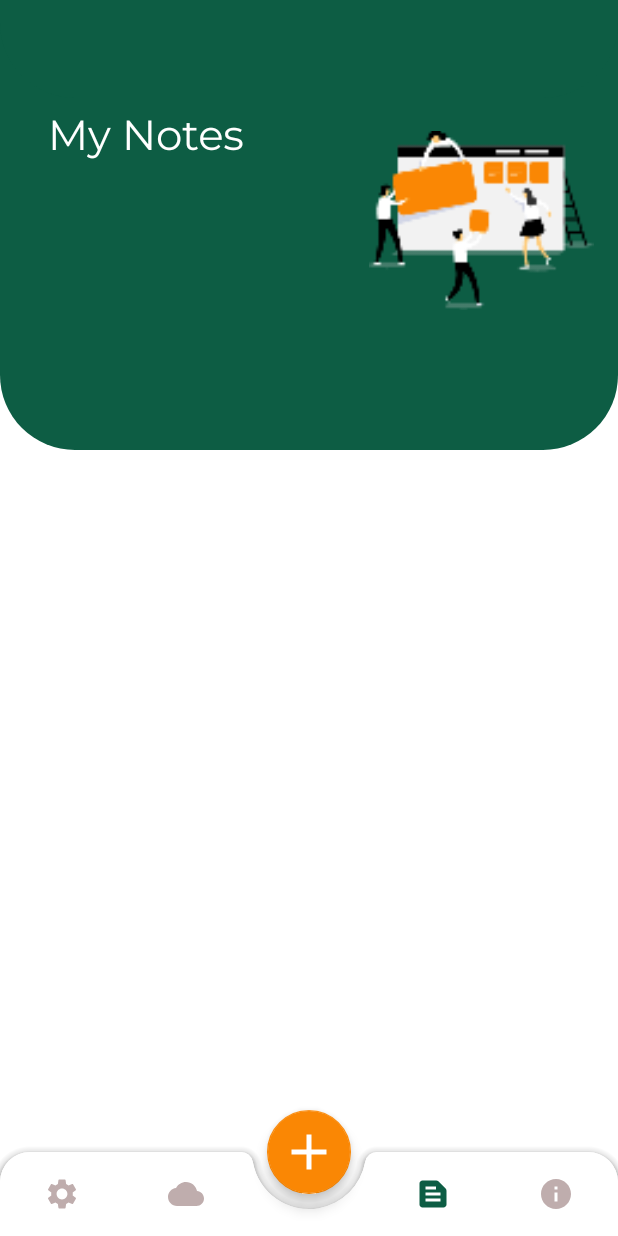
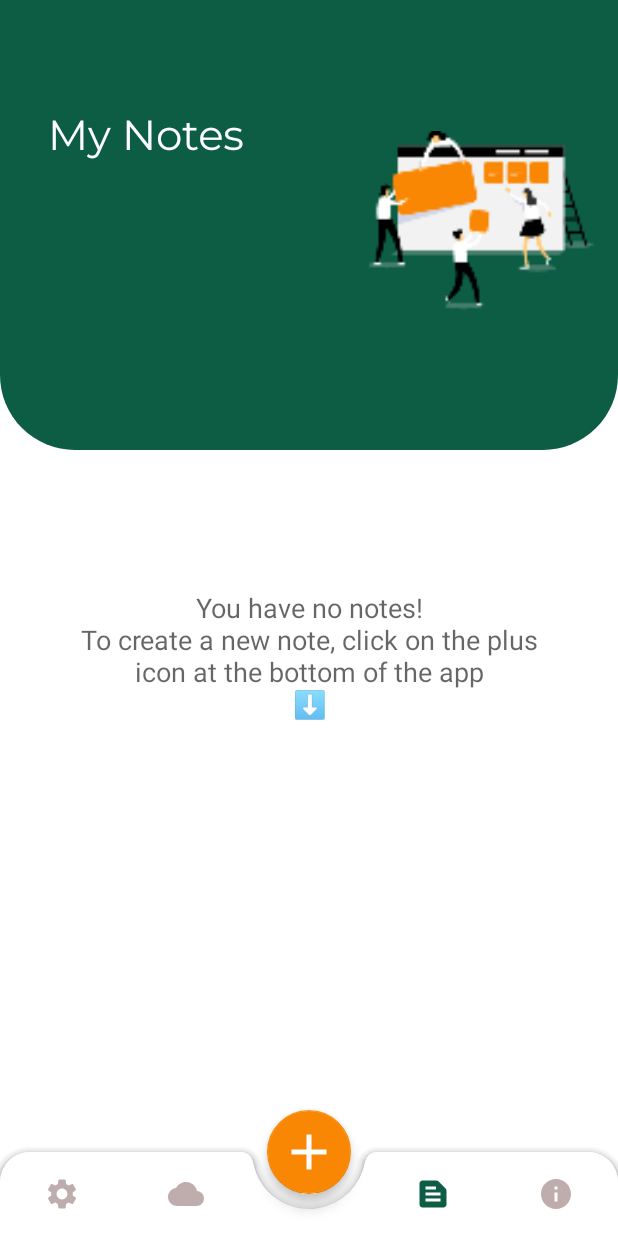
Before and after one commit to a1383n/sticknote, an Android app: the NotesFragment screen opened directly, with no data from a screen before it, on a phone screen of 412 x 824 dp. Run offline under Robolectric (Android 15) with nearby library versions, the phone set to English and light mode, and no system bars; our stand-ins replace Firebase (no records; nobody signed in at launch, a user with empty details on screens opened directly), navigation-ui.

Commit message:
Fixed the latest bugs

```diff
--- a/app/build.gradle
+++ b/app/build.gradle
@@ -40,6 +40,10 @@ android {
 
     buildFeatures {
         viewBinding true
+    }
+
+    lintOptions {
+        abortOnError false
     }
 }
 
--- a/app/src/main/java/ir/amirsobhan/sticknote/adapters/NoteAdapter.kt
+++ b/app/src/main/java/ir/amirsobhan/sticknote/adapters/NoteAdapter.kt
@@ -7,6 +7,8 @@ import android.util.Log
 import android.view.LayoutInflater
 import android.view.MotionEvent
 import android.view.ViewGroup
+import android.webkit.WebView
+import android.webkit.WebViewClient
 import androidx.core.view.isVisible
 import androidx.lifecycle.MutableLiveData
 import androidx.recyclerview.widget.RecyclerView
@@ -27,12 +29,13 @@ import java.util.*
 class NoteAdapter(val context: Context?, private val selectedItems : MutableLiveData<MutableList<Note>>) : RecyclerView.Adapter<NoteAdapter.NoteViewHolder>(){
     private var noteList: MutableList<Note> = mutableListOf()
     private var viewsList : MutableList<NoteViewHolder> = mutableListOf()
-
+    private lateinit var isProgress : MutableLiveData<Boolean>
 
     class NoteViewHolder(val binding: RowNoteBinding, val context: Context) :
         RecyclerView.ViewHolder(binding.root) {
 
         fun bind(note: Note, onClick: () -> Unit, onLongClick : ()-> Unit) {
+            binding.root.isVisible = false
             binding.title.text = note.title
             binding.time.text = parseDate(note.timestamp.toDate())
 
@@ -46,6 +49,7 @@ class NoteAdapter(val context: Context?, private val selectedItems : MutableLive
                 onLongClick()
                 true
             }
+
             binding.body.setOnTouchListener { v, event ->
                 if (event.action === MotionEvent.ACTION_MOVE) {
                      false
@@ -128,6 +132,16 @@ class NoteAdapter(val context: Context?, private val selectedItems : MutableLive
         //Collect all views in adapter
         viewsList.add(holderNote)
 
+        if (noteList.size - 1 == position){
+            holderNote.binding.body.webViewClient = object : WebViewClient(){
+                override fun onPageFinished(view: WebView?, url: String?) {
+                    super.onPageFinished(view, url)
+                    viewsList.forEach { it.binding.root.isVisible = true }
+                    isProgress.postValue(false)
+                }
+            }
+        }
+
 
         /*
             When user clicked on the note check if we had active selected items this note was selected too
@@ -148,7 +162,8 @@ class NoteAdapter(val context: Context?, private val selectedItems : MutableLive
      * Set list and notify adapter the data has been changed
      * @param list The list of you want to set in the adapter
      */
-    fun setList(list : List<Note>){
+    fun setList(list : List<Note>,isProgress: MutableLiveData<Boolean>){
+        this.isProgress = isProgress
         noteList = list.toMutableList()
         notifyDataSetChanged()
     }
--- a/app/src/main/java/ir/amirsobhan/sticknote/ui/activity/SplashActivity.kt
+++ b/app/src/main/java/ir/amirsobhan/sticknote/ui/activity/SplashActivity.kt
@@ -18,6 +18,7 @@ import com.google.firebase.remoteconfig.ktx.get
 import com.google.firebase.remoteconfig.ktx.remoteConfig
 import com.google.firebase.storage.ktx.storage
 import ir.amirsobhan.sticknote.BuildConfig
+import ir.amirsobhan.sticknote.Constants
 import ir.amirsobhan.sticknote.R
 import ir.amirsobhan.sticknote.databinding.SplashActivityBinding
 import ir.amirsobhan.sticknote.helper.DownloadController
@@ -51,8 +52,9 @@ class SplashActivity : AppCompatActivity() {
             splashActivityBinding.appName.text = Html.fromHtml(string)
         }
 
+
         //Check for update
-        if (remoteConfig["app_version"].asDouble() != BuildConfig.VERSION_NAME.toDouble()) {
+        if (remoteConfig[Constants.RemoteConfig.APP_VERSION].asDouble() < BuildConfig.VERSION_NAME.toDouble()) {
             MaterialAlertDialogBuilder(this, R.style.AlertDialogTheme)
                 .setTitle(R.string.splash_activity_update_available_title)
                 .setMessage(R.string.splash_activity_update_available_message)
--- a/app/src/main/java/ir/amirsobhan/sticknote/ui/fragments/InfoFragment.kt
+++ b/app/src/main/java/ir/amirsobhan/sticknote/ui/fragments/InfoFragment.kt
@@ -20,7 +20,7 @@ class InfoFragment : Fragment() {
                 .enableDarkMode(Constants.isDarkMode(requireContext()))
                 .setImage(R.drawable.logo)
                 .setDescription(getString(R.string.app_description,getString(R.string.app_name)))
-                .addGitHub("a1383n/sticknote")
+                .addGitHub("a1383n")
                 .addInstagram("amirsobhan1553","Follow me on Instagram")
                 .addEmail("amirsobhan1553@gmail.com")
                 .addGroup("")
--- a/app/src/main/java/ir/amirsobhan/sticknote/ui/fragments/NotesFragment.kt
+++ b/app/src/main/java/ir/amirsobhan/sticknote/ui/fragments/NotesFragment.kt
@@ -4,7 +4,9 @@ import android.os.Bundle
 import android.view.LayoutInflater
 import android.view.View
 import android.view.ViewGroup
+import androidx.core.view.isVisible
 import androidx.fragment.app.Fragment
+import androidx.lifecycle.MutableLiveData
 import ir.amirsobhan.sticknote.R
 import ir.amirsobhan.sticknote.adapters.NoteAdapter
 import ir.amirsobhan.sticknote.databinding.FragmentNotesBinding
@@ -15,6 +17,7 @@ class NotesFragment : Fragment() {
     private var _binding: FragmentNotesBinding? = null
     private val binding get() = _binding!!
     private val viewModel : NoteViewModel by inject()
+    private val isProgress = MutableLiveData(true)
 
     override fun onCreateView(inflater: LayoutInflater, container: ViewGroup?,savedInstanceState: Bundle?): View {
         _binding = FragmentNotesBinding.inflate(layoutInflater,container,false)
@@ -24,7 +27,13 @@ class NotesFragment : Fragment() {
 
         //Observe notes in local database
         viewModel.notes.observe(viewLifecycleOwner, {
-            viewModel.adapter?.setList(it)
+            viewModel.adapter?.setList(it,isProgress)
+            if (it.isEmpty()){
+                binding.emptyMessage.isVisible = true
+                isProgress.postValue(false)
+            }else{
+                binding.emptyMessage.isVisible = false
+            }
         })
 
         //Observe for select note to change toolbar
@@ -44,6 +53,10 @@ class NotesFragment : Fragment() {
         })
 
 
+        isProgress.observe(viewLifecycleOwner,{
+            binding.progressBar.isVisible = it
+        })
+
         return binding.root
     }
 
--- a/app/src/main/res/layout/fragment_notes.xml
+++ b/app/src/main/res/layout/fragment_notes.xml
@@ -68,6 +68,27 @@
                 app:layout_behavior="@string/appbar_scrolling_view_behavior"
                 tools:listitem="@layout/row_note" />
 
+        <ProgressBar
+            android:id="@+id/progressBar"
+            style="?android:attr/progressBarStyle"
+            android:layout_width="wrap_content"
+            android:layout_height="wrap_content"
+            android:layout_gravity="center"/>
+
+        <TextView
+            android:id="@+id/empty_message"
+            android:layout_width="wrap_content"
+            android:layout_height="wrap_content"
+            android:layout_gravity="center"
+            android:gravity="center"
+            android:layout_marginTop="50dp"
+            android:layout_marginStart="50dp"
+            android:layout_marginEnd="50dp"
+            android:visibility="gone"
+            android:text="@string/note_fragment_empty_msg"
+            android:textAppearance="@style/TextAppearance.AppCompat.Medium" />
+
+
     </androidx.coordinatorlayout.widget.CoordinatorLayout>
 
 </FrameLayout>
--- a/app/src/main/res/values/strings.xml
+++ b/app/src/main/res/values/strings.xml
@@ -73,6 +73,7 @@ N    <string name="note_activity_untitled">Untitled</string>
     <string name="password">Password</string>
     <string name="forgot_password">Forgot Password?</string>
     <string name="i_don_t_have_an_account">I Don\'t have an account</string>
+    <string name="note_fragment_empty_msg">You have no notes!\nTo create a new note, click on the plus icon at the bottom of the app\n⬇️</string>
 
     <string-array name="heading_list">
         <item>Heading 1</item>
```
Also changed, not shown: app/src/main/java/ir/amirsobhan/sticknote/App.kt (+13 -5 lines), app/src/main/java/ir/amirsobhan/sticknote/ui/activity/NoteActivity.kt (+9 -5 lines).
